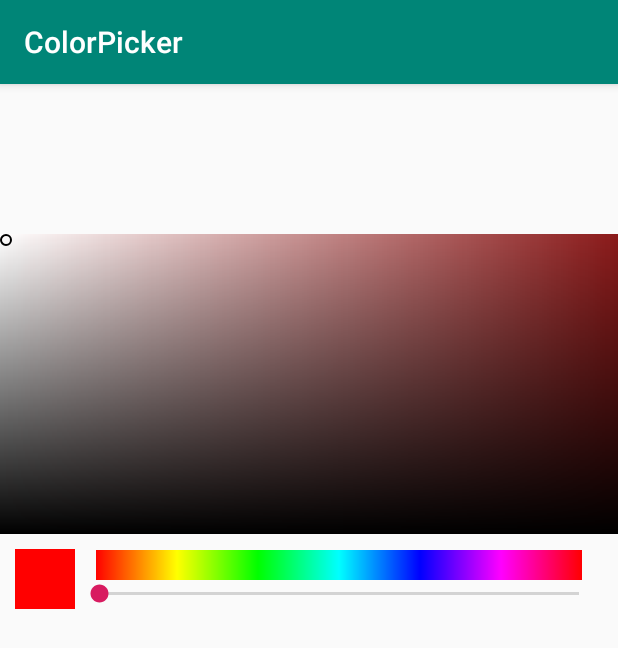
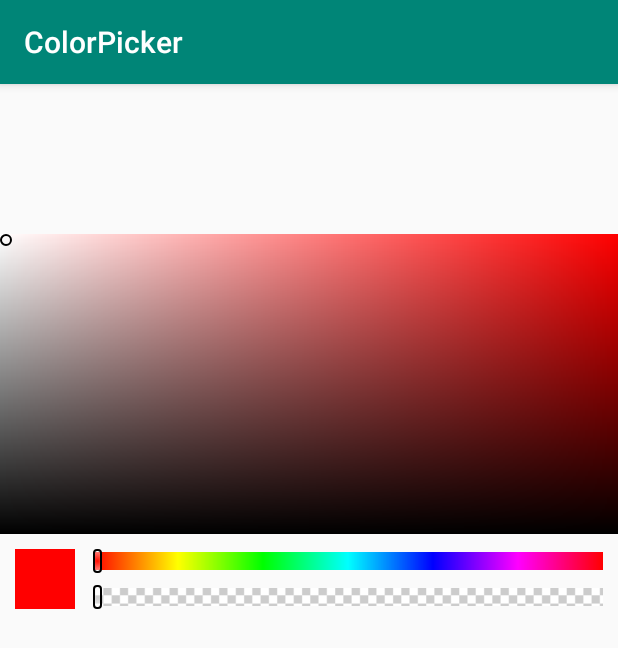
Before and after one commit to shixiuwen/colorpicker, an Android app: the screen it shows after launch (MainActivity), on a phone screen of 412 x 824 dp. Shown: the top 648 px of the screen. Run offline under Robolectric (Android 15) with nearby library versions, the phone set to English and light mode, and no system bars.

Commit message:
添加透明功能

```diff
--- /dev/null
+++ b/colorpickerview/src/main/java/com/shixia/colorpickerview/OnProgressChangeListener.java
@@ -0,0 +1,5 @@
+package com.shixia.colorpickerview;
+
+public interface OnProgressChangeListener {
+    void onProgressChanged(int progress);
+}
--- /dev/null
+++ b/colorpickerview/src/main/res/drawable/shape_color_pick_bar.xml
@@ -0,0 +1,17 @@
+<?xml version="1.0" encoding="utf-8"?>
+<shape xmlns:android="http://schemas.android.com/apk/res/android"
+    android:shape="rectangle">
+
+    <gradient
+        android:endColor="#fff"
+        android:gradientRadius="20"
+        android:startColor="#0000"
+        android:type="radial" />
+
+    <stroke
+        android:width="1dp"
+        android:color="#000" />
+
+    <corners android:radius="2dp" />
+
+</shape>
--- a/colorpickerview/src/main/res/layout/view_color_picker.xml
+++ b/colorpickerview/src/main/res/layout/view_color_picker.xml
@@ -9,7 +9,7 @@
         android:layout_width="match_parent"
         android:layout_height="200dp"
         android:layout_marginTop="100dp"
-        android:background="#8B1A1A">
+        android:background="#ffff0000">
 
         <View
             android:layout_width="match_parent"
@@ -36,6 +36,16 @@
         android:orientation="horizontal"
         android:padding="10dp">
 
+        <FrameLayout
+            android:layout_width="40dp"
+            android:layout_height="40dp">
+
+            <ImageView
+                android:layout_width="40dp"
+                android:layout_height="40dp"
+                android:scaleType="centerCrop"
+                android:src="@drawable/bg_trans_02" />
+
             <View
                 android:id="@+id/view_color_preview"
                 android:layout_width="40dp"
@@ -43,16 +53,29 @@
                 android:layout_gravity="center_horizontal"
                 android:background="#f00" />
 
+        </FrameLayout>
+
         <LinearLayout
             android:layout_width="match_parent"
             android:layout_height="wrap_content"
+            android:layout_marginLeft="12dp"
+            android:orientation="vertical">
+
+            <RelativeLayout
+                android:id="@+id/rl_color_bar"
+                android:layout_width="wrap_content"
+                android:layout_height="wrap_content">
+
+                <LinearLayout
+                    android:layout_width="match_parent"
+                    android:layout_height="wrap_content"
+                    android:layout_centerVertical="true"
                     android:orientation="vertical">
 
                     <LinearLayout
+                        android:id="@+id/ll_color_progress"
                         android:layout_width="match_parent"
-                android:layout_height="20dp"
-                android:paddingLeft="14dp"
-                android:paddingRight="14dp">
+                        android:layout_height="12dp">
 
                         <View
                             android:layout_width="0dp"
@@ -92,10 +115,44 @@
 
                     </LinearLayout>
 
-            <SeekBar
-                android:id="@+id/sb_color"
+                </LinearLayout>
+
+                <View
+                    android:id="@+id/view_color_bar"
+                    android:layout_width="6dp"
+                    android:layout_height="16dp"
+                    android:layout_centerVertical="true"
+                    android:background="@drawable/shape_color_pick_bar" />
+
+            </RelativeLayout>
+
+            <RelativeLayout
+                android:id="@+id/rl_trans_bar"
+                android:layout_width="wrap_content"
+                android:layout_height="wrap_content"
+                android:layout_marginTop="8dp">
+
+                <ImageView
                     android:layout_width="match_parent"
-                android:layout_height="wrap_content" />
+                    android:layout_height="12dp"
+                    android:layout_centerVertical="true"
+                    android:scaleType="centerCrop"
+                    android:src="@drawable/bg_trans_01" />
+
+                <ImageView
+                    android:id="@+id/view_trans_preview"
+                    android:layout_width="match_parent"
+                    android:layout_height="12dp"
+                    android:layout_centerVertical="true" />
+
+                <View
+                    android:id="@+id/view_trans_bar"
+                    android:layout_width="6dp"
+                    android:layout_height="16dp"
+                    android:layout_centerVertical="true"
+                    android:background="@drawable/shape_color_pick_bar" />
+
+            </RelativeLayout>
 
         </LinearLayout>
 
```
Also changed, not shown: colorpickerview/src/main/java/com/shixia/colorpickerview/ColorPickerView.java (+139 -52 lines), colorpickerview/src/main/res/drawable/bg_trans_01.png (added), colorpickerview/src/main/res/drawable/bg_trans_02.png (added). Lines whose indentation alone changed are shown as unchanged.
